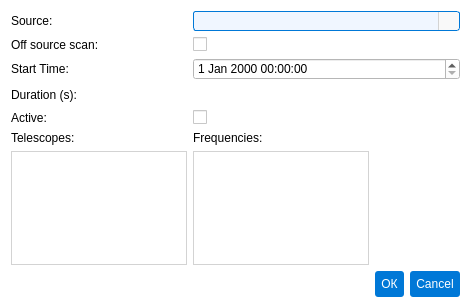
Qt form pastrocore/gui_pyside/dialog_editor_scan.ui (Torward1024/pAstroCORE) before a commit.
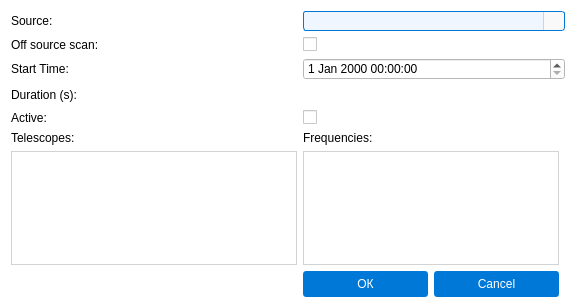
The same form after that commit. Icons and pictures are not drawn.

```diff
--- a/pastrocore/gui_pyside/dialog_editor_scan.ui
+++ b/pastrocore/gui_pyside/dialog_editor_scan.ui
@@ -6,7 +6,7 @@
    <rect>
     <x>0</x>
     <y>0</y>
-    <width>471</width>
+    <width>576</width>
     <height>308</height>
    </rect>
   </property>
@@ -20,93 +20,7 @@
    <string>background-color: #ffffff; font-family: Arial;</string>
   </property>
   <layout class="QGridLayout" name="gridLayout">
-   <item row="4" column="1">
-    <widget class="QCheckBox" name="chk_active">
-     <property name="text">
-      <string/>
-     </property>
-    </widget>
-   </item>
-   <item row="1" column="0">
-    <widget class="QLabel" name="lbl_offsource">
-     <property name="text">
-      <string>Off source scan:</string>
-     </property>
-    </widget>
-   </item>
-   <item row="5" column="1">
-    <widget class="QLabel" name="label_2">
-     <property name="text">
-      <string>Frequencies:</string>
-     </property>
-    </widget>
-   </item>
-   <item row="0" column="0">
-    <widget class="QLabel" name="labelSource">
-     <property name="text">
-      <string>Source:</string>
-     </property>
-    </widget>
-   </item>
-   <item row="7" column="2">
-    <widget class="QPushButton" name="pushButton">
-     <property name="styleSheet">
-      <string notr="true">QPushButton {
-    background-color: #0078d7;
-    color: #ffffff;
-    padding: 6px;
-    border-radius: 3px;
-    border: none;
-}
-QPushButton:hover {
-    background-color: #1a8cff; /* Светлее при наведении */
-}
-QPushButton:pressed {
-    background-color: #005bb5; /* Темнее при нажатии */
-    padding-top: 7px; /* Легкое смещение вниз для эффекта &quot;продавливания&quot; */
-    padding-bottom: 5px;
-}</string>
-     </property>
-     <property name="text">
-      <string>ОК</string>
-     </property>
-     <property name="autoDefault">
-      <bool>false</bool>
-     </property>
-     <property name="flat">
-      <bool>true</bool>
-     </property>
-    </widget>
-   </item>
-   <item row="3" column="1" colspan="3">
-    <widget class="QLineEdit" name="durationEdit">
-     <property name="styleSheet">
-      <string notr="true">QLineEdit {
-    font-family: Arial;
-    font-size: 9pt;
-    color: #333333;
-    padding: 1px;
-    border-radius: 3px;
-}
-QLineEdit[readOnly=&quot;true&quot;] {
-    border: 1px solid #d3d3d3;
-    background-color: #f9f9f9;
-}
-QLineEdit[readOnly=&quot;false&quot;] {
-    border: 1px solid #0078d7;
-    background-color: #f0f6ff;
-}
-QLineEdit[readOnly=&quot;false&quot;]:hover {
-    border: 1px solid #1a8cff;
-}
-QLineEdit[readOnly=&quot;false&quot;]:focus {
-    border: 1px solid #005bb5;
-    background-color: #ffffff;
-}</string>
-     </property>
-    </widget>
-   </item>
-   <item row="0" column="1" colspan="3">
+   <item row="1" column="1" colspan="3">
     <widget class="QComboBox" name="sourceCombo">
      <property name="styleSheet">
       <string notr="true">QComboBox {
@@ -165,9 +79,7 @@
 QComboBox::down-arrow {
     width: 12px;
     height: 12px;
-    /* Стандартная стрелка Qt, если нет иконки */
-    /* Если есть иконка, раскомментируйте: */
-    /* image: url(:/icons/down_arrow.png); */
+    image: url(:/icons/down_arrow.svg);
 }
 
 /* Стилизация выпадающего списка */
@@ -193,58 +105,77 @@
      </property>
     </widget>
    </item>
-   <item row="7" column="3">
-    <widget class="QPushButton" name="pushButton_2">
-     <property name="styleSheet">
-      <string notr="true">QPushButton {
-    background-color: #0078d7;
-    color: #ffffff;
-    padding: 6px;
-    border-radius: 3px;
-    border: none;
-}
-QPushButton:hover {
-    background-color: #1a8cff; /* Светлее при наведении */
-}
-QPushButton:pressed {
-    background-color: #005bb5; /* Темнее при нажатии */
-    padding-top: 7px; /* Легкое смещение вниз для эффекта &quot;продавливания&quot; */
-    padding-bottom: 5px;
-}</string>
-     </property>
-     <property name="text">
-      <string>Cancel</string>
-     </property>
-     <property name="autoDefault">
-      <bool>true</bool>
-     </property>
-     <property name="flat">
-      <bool>true</bool>
-     </property>
-    </widget>
-   </item>
-   <item row="4" column="0">
-    <widget class="QLabel" name="lbl_active">
-     <property name="text">
-      <string>Active:</string>
-     </property>
-    </widget>
-   </item>
-   <item row="1" column="1">
+   <item row="2" column="1">
     <widget class="QCheckBox" name="chk_offsource">
      <property name="text">
       <string/>
      </property>
     </widget>
    </item>
-   <item row="5" column="0">
-    <widget class="QLabel" name="label">
+   <item row="7" column="1">
+    <widget class="QCheckBox" name="chk_active">
      <property name="text">
-      <string>Telescopes:</string>
+      <string/>
      </property>
     </widget>
    </item>
    <item row="3" column="0">
+    <widget class="QLabel" name="labelStartTime">
+     <property name="text">
+      <string>Start Time:</string>
+     </property>
+    </widget>
+   </item>
+   <item row="1" column="0">
+    <widget class="QLabel" name="labelSource">
+     <property name="text">
+      <string>Source:</string>
+     </property>
+    </widget>
+   </item>
+   <item row="6" column="1" colspan="3">
+    <widget class="QLineEdit" name="durationEdit">
+     <property name="styleSheet">
+      <string notr="true">QLineEdit {
+    font-family: Arial;
+    font-size: 9pt;
+    color: #333333;
+    padding: 1px;
+    border-radius: 3px;
+}
+QLineEdit[readOnly=&quot;true&quot;] {
+    border: 1px solid #d3d3d3;
+    background-color: #f9f9f9;
+}
+QLineEdit[readOnly=&quot;false&quot;] {
+    border: 1px solid #0078d7;
+    background-color: #f0f6ff;
+}
+QLineEdit[readOnly=&quot;false&quot;]:hover {
+    border: 1px solid #1a8cff;
+}
+QLineEdit[readOnly=&quot;false&quot;]:focus {
+    border: 1px solid #005bb5;
+    background-color: #ffffff;
+}</string>
+     </property>
+    </widget>
+   </item>
+   <item row="7" column="0">
+    <widget class="QLabel" name="lbl_active">
+     <property name="text">
+      <string>Active:</string>
+     </property>
+    </widget>
+   </item>
+   <item row="9" column="0">
+    <widget class="QTableView" name="tab_telescopes">
+     <property name="styleSheet">
+      <string notr="true">border: 1px solid #d3d3d3; background-color: #ffffff;</string>
+     </property>
+    </widget>
+   </item>
+   <item row="6" column="0">
     <widget class="QLabel" name="labelDuration">
      <property name="text">
       <string>Duration (s):</string>
@@ -252,13 +183,94 @@
     </widget>
    </item>
    <item row="2" column="0">
-    <widget class="QLabel" name="labelStartTime">
+    <widget class="QLabel" name="lbl_offsource">
      <property name="text">
-      <string>Start Time:</string>
+      <string>Off source scan:</string>
      </property>
     </widget>
    </item>
-   <item row="2" column="1" colspan="3">
+   <item row="8" column="0">
+    <widget class="QLabel" name="label">
+     <property name="text">
+      <string>Telescopes:</string>
+     </property>
+    </widget>
+   </item>
+   <item row="8" column="1">
+    <widget class="QLabel" name="label_2">
+     <property name="text">
+      <string>Frequencies:</string>
+     </property>
+    </widget>
+   </item>
+   <item row="9" column="1" colspan="2">
+    <widget class="QTableView" name="tab_frequencies">
+     <property name="styleSheet">
+      <string notr="true">border: 1px solid #d3d3d3; background-color: #ffffff;</string>
+     </property>
+    </widget>
+   </item>
+   <item row="10" column="1">
+    <widget class="QPushButton" name="pushButton">
+     <property name="styleSheet">
+      <string notr="true">QPushButton {
+    background-color: #0078d7;
+    color: #ffffff;
+    padding: 6px;
+    border-radius: 3px;
+    border: none;
+}
+QPushButton:hover {
+    background-color: #1a8cff; /* Светлее при наведении */
+}
+QPushButton:pressed {
+    background-color: #005bb5; /* Темнее при нажатии */
+    padding-top: 7px; /* Легкое смещение вниз для эффекта &quot;продавливания&quot; */
+    padding-bottom: 5px;
+}</string>
+     </property>
+     <property name="text">
+      <string>ОК</string>
+     </property>
+     <property name="autoDefault">
+      <bool>false</bool>
+     </property>
+     <property name="flat">
+      <bool>true</bool>
+     </property>
+    </widget>
+   </item>
+   <item row="10" column="2">
+    <widget class="QPushButton" name="pushButton_2">
+     <property name="styleSheet">
+      <string notr="true">QPushButton {
+    background-color: #0078d7;
+    color: #ffffff;
+    padding: 6px;
+    border-radius: 3px;
+    border: none;
+}
+QPushButton:hover {
+    background-color: #1a8cff; /* Светлее при наведении */
+}
+QPushButton:pressed {
+    background-color: #005bb5; /* Темнее при нажатии */
+    padding-top: 7px; /* Легкое смещение вниз для эффекта &quot;продавливания&quot; */
+    padding-bottom: 5px;
+}</string>
+     </property>
+     <property name="text">
+      <string>Cancel</string>
+     </property>
+     <property name="autoDefault">
+      <bool>true</bool>
+     </property>
+     <property name="flat">
+      <bool>true</bool>
+     </property>
+    </widget>
+   </item>
+   <item row="3" column="1" colspan="3">
     <widget class="QDateTimeEdit" name="startTimeEdit">
      <property name="minimumDateTime">
       <datetime>
@@ -272,20 +284,6 @@
      </property>
     </widget>
    </item>
-   <item row="6" column="0">
-    <widget class="QTableView" name="tab_telescopes">
-     <property name="styleSheet">
-      <string notr="true">border: 1px solid #d3d3d3; background-color: #ffffff;</string>
-     </property>
-    </widget>
-   </item>
-   <item row="6" column="1">
-    <widget class="QTableView" name="tab_frequencies">
-     <property name="styleSheet">
-      <string notr="true">border: 1px solid #d3d3d3; background-color: #ffffff;</string>
-     </property>
-    </widget>
-   </item>
   </layout>
  </widget>
  <resources/>
```
Left out of the diff: 10 changed lines with no effect on the pictures.
